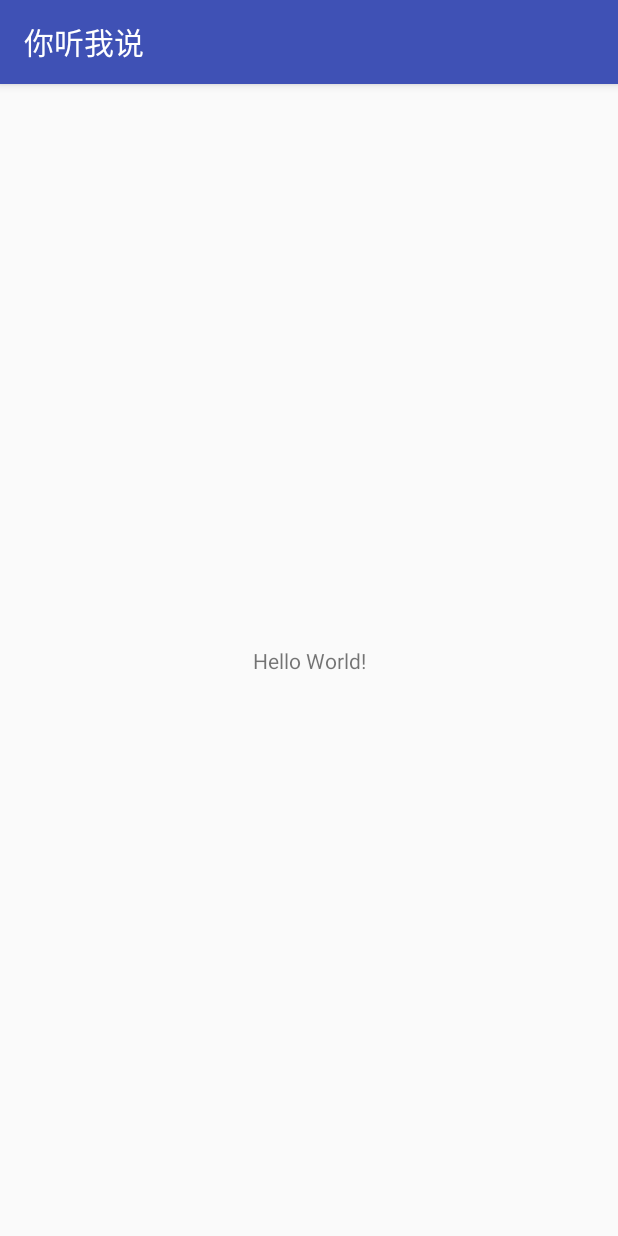
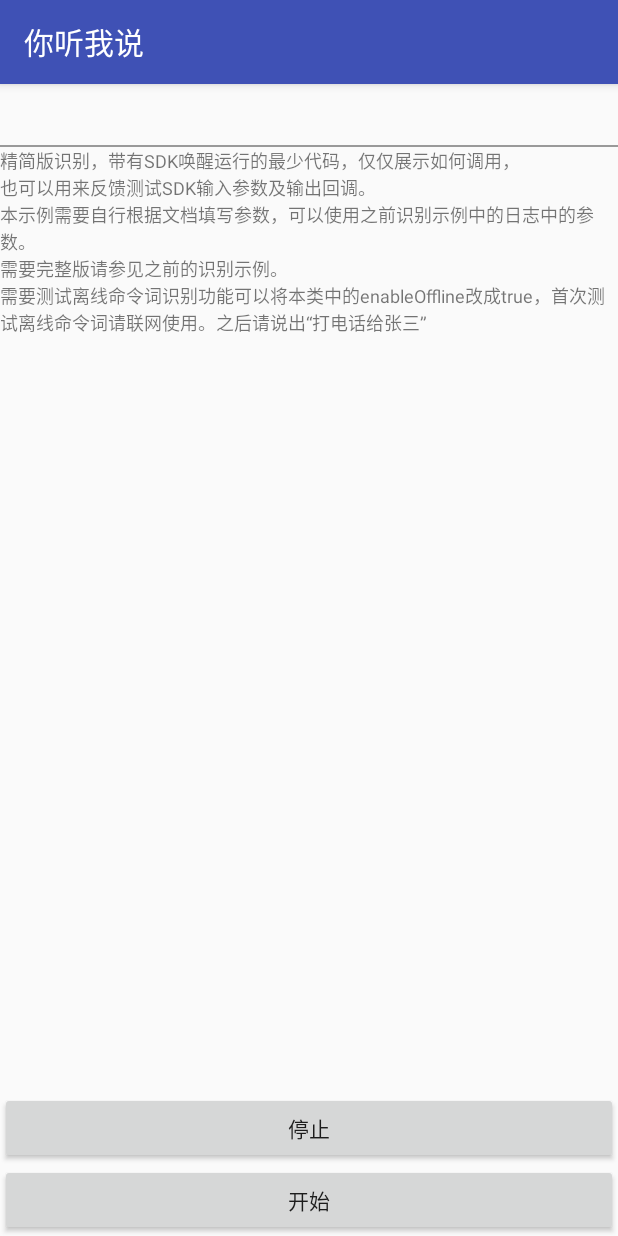
Before and after one commit to maqg/AISay, an Android app: the screen it shows after launch (MainActivity), on a phone screen of 412 x 824 dp. Run offline under Robolectric (Android 15) with nearby library versions, the phone set to English and light mode, and no system bars.

Commit message:
for online recognize basic function importing.

```diff
--- a/app/src/main/java/com/octlink/henry/aisay/AIConfig.java
+++ b/app/src/main/java/com/octlink/henry/aisay/AIConfig.java
@@ -3,5 +3,6 @@ package com.octlink.henry.aisay;
 public class AIConfig {
     public static String APIId = "10232591";
     public static String APIKey = "72KbYwrVwao2FFOhCvh934t3";
+    public static String AppName = "你听我说";
     public static String SecretKey = "xl0MEavASmFxZjKn1Fx3FsDqgeRGo8KI";
 }
--- a/app/src/main/java/com/octlink/henry/aisay/MainActivity.java
+++ b/app/src/main/java/com/octlink/henry/aisay/MainActivity.java
@@ -6,10 +6,37 @@ import android.support.v4.app.ActivityCompat;
 import android.support.v4.content.ContextCompat;
 import android.support.v7.app.AppCompatActivity;
 import android.os.Bundle;
+import android.util.Log;
+import android.view.View;
+import android.widget.Button;
+import android.widget.TextView;
+
+import com.baidu.speech.EventListener;
+import com.baidu.speech.EventManager;
+import com.baidu.speech.EventManagerFactory;
+import com.baidu.speech.asr.SpeechConstant;
+
+import org.json.JSONObject;
 
 import java.util.ArrayList;
+import java.util.LinkedHashMap;
+import java.util.Map;
 
-public class MainActivity extends AppCompatActivity {
+public class MainActivity extends AppCompatActivity implements EventListener {
+
+    protected TextView txtLog;
+    protected TextView txtResult;
+    protected Button btn;
+    protected Button stopBtn;
+    private static String DESC_TEXT = "精简版识别，带有SDK唤醒运行的最少代码，仅仅展示如何调用，\n" +
+            "也可以用来反馈测试SDK输入参数及输出回调。\n" +
+            "本示例需要自行根据文档填写参数，可以使用之前识别示例中的日志中的参数。\n" +
+            "需要完整版请参见之前的识别示例。\n" +
+            "需要测试离线命令词识别功能可以将本类中的enableOffline改成true，首次测试离线命令词请联网使用。之后请说出“打电话给张三”";
+
+    private EventManager asr;
+
+    private boolean enableOffline = false; // 测试离线命令词，需要改成true
 
     /**
      * android 6.0 以上需要动态申请权限
@@ -36,9 +63,124 @@ public class MainActivity extends AppCompatActivity {
         }
     }
 
+    private void initView() {
+        txtResult = (TextView) findViewById(R.id.txtResult);
+        txtLog = (TextView) findViewById(R.id.txtLog);
+        btn = (Button) findViewById(R.id.btn);
+        stopBtn = (Button) findViewById(R.id.btn_stop);
+        txtLog.setText(DESC_TEXT + "\n");
+    }
+
+
+    private void loadOfflineEngine() {
+        Map<String, Object> params = new LinkedHashMap<String, Object>();
+        params.put(SpeechConstant.DECODER, 2);
+        params.put(SpeechConstant.ASR_OFFLINE_ENGINE_GRAMMER_FILE_PATH, "assets://baidu_speech_grammar.bsg");
+        asr.send(SpeechConstant.ASR_KWS_LOAD_ENGINE, new JSONObject(params).toString(), null, 0, 0);
+    }
+
+    private void unloadOfflineEngine() {
+        asr.send(SpeechConstant.ASR_KWS_UNLOAD_ENGINE, null, null, 0, 0); //
+    }
+
+    //   EventListener  回调方法
+    @Override
+    public void onEvent(String name, String params, byte[] data, int offset, int length) {
+        String logTxt = "name: " + name;
+
+
+        if (params != null && !params.isEmpty()) {
+            logTxt += " ;params :" + params;
+        }
+        if (name.equals(SpeechConstant.CALLBACK_EVENT_ASR_PARTIAL)) {
+            if (params.contains("\"nlu_result\"")) {
+                if (length > 0 && data.length > 0) {
+                    logTxt += ", 语义解析结果：" + new String(data, offset, length);
+                }
+            }
+        } else if (data != null) {
+            logTxt += " ;data length=" + data.length;
+        }
+        printLog(logTxt);
+    }
+
+    private void printLog(String text) {
+
+        text += "  ;time=" + System.currentTimeMillis() + "\n";
+        Log.i(getClass().getName(), text);
+        txtLog.append(text + "\n");
+    }
+
+    /**
+     * 测试参数填在这里
+     */
+    private void start() {
+        txtLog.setText("");
+        Map<String, Object> params = new LinkedHashMap<String, Object>();
+        String event = null;
+        event = SpeechConstant.ASR_START; // 替换成测试的event
+
+        params.put(SpeechConstant.ACCEPT_AUDIO_VOLUME, false);
+        params.put(SpeechConstant.VAD,SpeechConstant.VAD_DNN);
+        params.put(SpeechConstant.APP_KEY, AIConfig.APIKey);
+        params.put(SpeechConstant.SECRET, AIConfig.SecretKey);
+        params.put(SpeechConstant.APP_NAME, AIConfig.AppName);
+        params.put(SpeechConstant.APP_ID, AIConfig.APIId);
+
+        if (enableOffline){
+            params.put(SpeechConstant.DECODER, 2);
+        }
+
+        String json = null; //可以替换成自己的json
+        json = new JSONObject(params).toString(); // 这里可以替换成你需要测试的json
+        asr.send(event, json, null, 0, 0);
+        printLog("输入参数：" + json);
+    }
+
+    private void stop() {
+        asr.send(SpeechConstant.ASR_STOP, null, null, 0, 0); //
+    }
+
     @Override
     protected void onCreate(Bundle savedInstanceState) {
+
         super.onCreate(savedInstanceState);
         setContentView(R.layout.activity_main);
+
+        initView();
+        initPermission();
+
+        asr = EventManagerFactory.create(this, "asr");
+        asr.registerListener(this); //  EventListener 中 onEvent方法
+
+        btn.setOnClickListener(new View.OnClickListener() {
+
+            @Override
+            public void onClick(View v) {
+                start();
+            }
+        });
+        stopBtn.setOnClickListener(new View.OnClickListener() {
+
+            @Override
+            public void onClick(View v) {
+                stop();
+            }
+        });
+
+        if (enableOffline) {
+            loadOfflineEngine();
+        }
+    }
+
+    @Override
+    protected void onDestroy() {
+        super.onDestroy();
+
+        asr.send(SpeechConstant.ASR_CANCEL, "{}", null, 0, 0);
+
+        if (enableOffline) {
+            unloadOfflineEngine();
+        }
     }
 }
--- a/app/src/main/res/layout/activity_main.xml
+++ b/app/src/main/res/layout/activity_main.xml
@@ -1,19 +1,45 @@
 <?xml version="1.0" encoding="utf-8"?>
-<android.support.constraint.ConstraintLayout
-    xmlns:android="http://schemas.android.com/apk/res/android"
-    xmlns:tools="http://schemas.android.com/tools"
-    xmlns:app="http://schemas.android.com/apk/res-auto"
-    android:layout_width="match_parent"
-    android:layout_height="match_parent"
-    tools:context="com.octlink.henry.aisay.MainActivity">
+<LinearLayout xmlns:android="http://schemas.android.com/apk/res/android"
+    android:layout_width="fill_parent"
+    android:layout_height="fill_parent"
+    android:orientation="vertical">
 
     <TextView
-        android:layout_width="wrap_content"
+        android:id="@+id/txtResult"
+        android:layout_width="match_parent"
         android:layout_height="wrap_content"
-        android:text="Hello World!"
-        app:layout_constraintBottom_toBottomOf="parent"
-        app:layout_constraintLeft_toLeftOf="parent"
-        app:layout_constraintRight_toRightOf="parent"
-        app:layout_constraintTop_toTopOf="parent" />
+        android:padding="8dp"
+        android:textSize="18sp" />
 
-</android.support.constraint.ConstraintLayout>
+    <View
+        android:layout_width="match_parent"
+        android:layout_height="1dp"
+        android:background="#999" />
+
+    <ScrollView
+        android:layout_width="match_parent"
+        android:layout_height="0sp"
+        android:layout_weight="1">
+
+        <TextView
+            android:id="@+id/txtLog"
+            android:layout_width="match_parent"
+            android:layout_height="wrap_content"
+            android:textSize="12sp" />
+    </ScrollView>
+
+    <Button
+        android:id="@+id/btn_stop"
+        android:layout_width="match_parent"
+        android:layout_height="wrap_content"
+        android:onClick="onClick"
+        android:text="@string/to_stop" />
+
+    <Button
+        android:id="@+id/btn"
+        android:layout_width="match_parent"
+        android:layout_height="wrap_content"
+        android:onClick="onClick"
+        android:text="@string/to_start" />
+
+</LinearLayout>
--- a/app/src/main/res/values/strings.xml
+++ b/app/src/main/res/values/strings.xml
@@ -1,3 +1,5 @@
 <resources>
     <string name="app_name">你听我说</string>
+    <string name="to_start">开始</string>
+    <string name="to_stop">停止</string>
 </resources>
```
Also changed, not shown: 8 other files.
